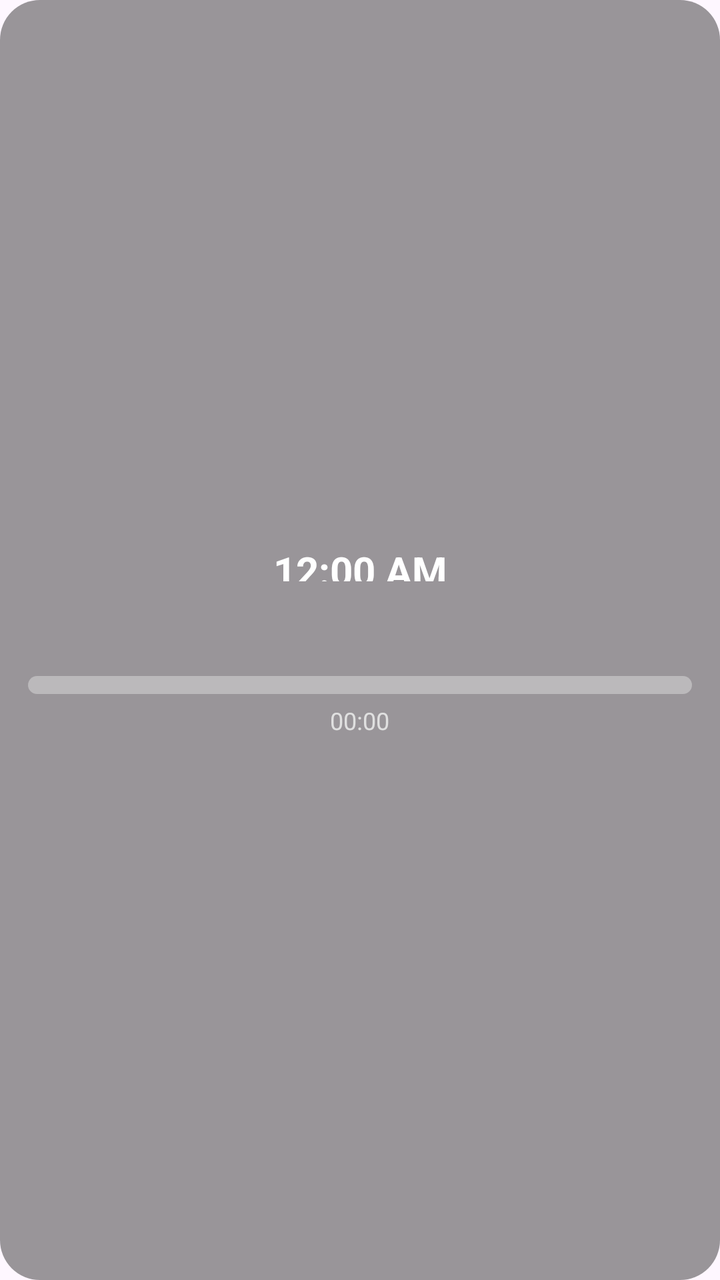
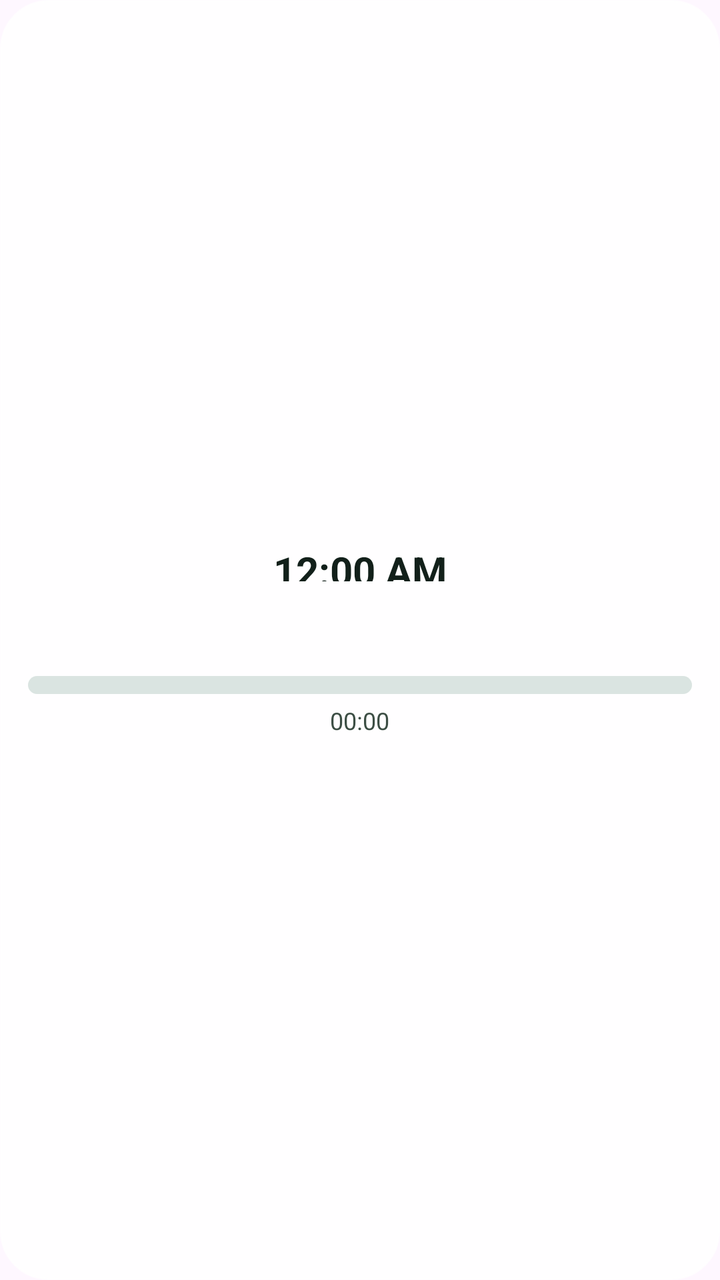

An Android layout rendered at two revisions. The XML below is the earlier revision; the diff shows what the commit changed to produce the second picture.
<!-- AndroidManifest.xml: application theme Theme.GtSalat -->
<!-- res/layout/widget_progress_center.xml -->
<?xml version="1.0" encoding="utf-8"?>
<LinearLayout xmlns:android="http://schemas.android.com/apk/res/android"
    android:id="@+id/widget_root"
    android:layout_width="match_parent"
    android:layout_height="match_parent"
    android:orientation="vertical"
    android:layoutDirection="rtl"
    android:background="@drawable/widget_bg_scrim"
    android:gravity="center_vertical"
    android:paddingHorizontal="14dp"
    android:paddingVertical="10dp">

    <TextClock
        android:id="@+id/widget_clock"
        android:layout_width="match_parent"
        android:layout_height="wrap_content"
        android:format24Hour="HH:mm"
        android:format12Hour="hh:mm a"
        android:gravity="center_horizontal"
        android:maxLines="1"
        android:autoSizeTextType="uniform"
        android:autoSizeMinTextSize="20sp"
        android:autoSizeMaxTextSize="36sp"
        android:textColor="#FFFFFFFF"
        android:textStyle="bold" />

    <LinearLayout
        android:layout_width="match_parent"
        android:layout_height="wrap_content"
        android:orientation="horizontal"
        android:layout_marginTop="2dp"
        android:gravity="center_vertical">

        <TextView
            android:id="@+id/widget_hijri"
            android:layout_width="wrap_content"
            android:layout_height="wrap_content"
            android:maxLines="1"
            android:textColor="#E0E0E0"
            android:textSize="11sp" />

        <TextView
            android:id="@+id/widget_gregorian"
            android:layout_width="0dp"
            android:layout_height="wrap_content"
            android:layout_weight="1"
            android:gravity="end"
            android:maxLines="1"
            android:ellipsize="end"
            android:textColor="#E0E0E0"
            android:textSize="11sp" />
    </LinearLayout>

    <LinearLayout
        android:layout_width="match_parent"
        android:layout_height="wrap_content"
        android:orientation="horizontal"
        android:gravity="center_vertical"
        android:layout_marginTop="7dp">

        <TextView
            android:id="@+id/widget_prev"
            android:layout_width="wrap_content"
            android:layout_height="wrap_content"
            android:maxLines="1"
            android:textColor="#E0E0E0"
            android:textSize="13sp" />

        <TextView
            android:id="@+id/widget_next"
            android:layout_width="0dp"
            android:layout_height="wrap_content"
            android:layout_weight="1"
            android:gravity="end"
            android:maxLines="1"
            android:textColor="#F0CE7A"
            android:textSize="13sp"
            android:textStyle="bold" />
    </LinearLayout>

    <ProgressBar
        android:id="@+id/widget_progress"
        style="?android:attr/progressBarStyleHorizontal"
        android:layout_width="match_parent"
        android:layout_height="9dp"
        android:layout_marginTop="6dp"
        android:max="1000"
        android:progressDrawable="@drawable/widget_progress_track" />

    <Chronometer
        android:id="@+id/widget_remaining"
        android:layout_width="wrap_content"
        android:layout_height="wrap_content"
        android:layout_gravity="center_horizontal"
        android:layout_marginTop="5dp"
        android:textColor="#E0E0E0"
        android:textSize="12sp" />
</LinearLayout>
<!-- resources referenced by this layout -->
<resources>
  <!-- drawable widget_bg_scrim (drawable) -->
  <?xml version="1.0" encoding="utf-8"?>
  <shape xmlns:android="http://schemas.android.com/apk/res/android" android:shape="rectangle">
      <solid android:color="#66000000" />
      <corners android:radius="20dp" />
  </shape>
  <!-- drawable widget_progress_track (drawable) -->
  <?xml version="1.0" encoding="utf-8"?>
  <layer-list xmlns:android="http://schemas.android.com/apk/res/android">
      <item android:id="@android:id/background">
          <shape android:shape="rectangle">
              <solid android:color="#55FFFFFF" />
              <corners android:radius="5dp" />
          </shape>
      </item>
      <item android:id="@android:id/progress">
          <clip>
              <shape android:shape="rectangle">
                  <solid android:color="#F0CE7A" />
                  <corners android:radius="5dp" />
              </shape>
          </clip>
      </item>
  </layer-list>
  <style name="Theme.GtSalat" parent="Theme.Material3.DayNight.NoActionBar">
          <item name="android:statusBarColor">@android:color/transparent</item>
      </style>
</resources>

<!-- the commit's change to res/layout/widget_progress_center.xml (unified diff, before → after) -->
@@ -21,7 +21,7 @@
         android:autoSizeTextType="uniform"
         android:autoSizeMinTextSize="20sp"
         android:autoSizeMaxTextSize="36sp"
-        android:textColor="#FFFFFFFF"
+        android:textColor="@color/widget_text"
         android:textStyle="bold" />
 
     <LinearLayout
@@ -36,7 +36,7 @@
             android:layout_width="wrap_content"
             android:layout_height="wrap_content"
             android:maxLines="1"
-            android:textColor="#E0E0E0"
+            android:textColor="@color/widget_muted"
             android:textSize="11sp" />
 
         <TextView
@@ -47,7 +47,7 @@
             android:gravity="end"
             android:maxLines="1"
             android:ellipsize="end"
-            android:textColor="#E0E0E0"
+            android:textColor="@color/widget_muted"
             android:textSize="11sp" />
     </LinearLayout>
 
@@ -63,7 +63,7 @@
             android:layout_width="wrap_content"
             android:layout_height="wrap_content"
             android:maxLines="1"
-            android:textColor="#E0E0E0"
+            android:textColor="@color/widget_muted"
             android:textSize="13sp" />
 
         <TextView
@@ -73,7 +73,7 @@
             android:layout_weight="1"
             android:gravity="end"
             android:maxLines="1"
-            android:textColor="#F0CE7A"
+            android:textColor="@color/widget_gold"
             android:textSize="13sp"
             android:textStyle="bold" />
     </LinearLayout>
@@ -93,6 +93,6 @@
         android:layout_height="wrap_content"
         android:layout_gravity="center_horizontal"
         android:layout_marginTop="5dp"
-        android:textColor="#E0E0E0"
+        android:textColor="@color/widget_muted"
         android:textSize="12sp" />
 </LinearLayout>
<!-- resource entries referenced after the edit -->
@@ -1,24 +1,28 @@
 <!-- resources referenced by this layout -->
 <resources>
+  <color name="widget_gold">#FF6F5200</color>
+  <color name="widget_muted">#FF3C4E44</color>
+  <color name="widget_text">#FF12201A</color>
   <!-- drawable widget_bg_scrim (drawable) -->
   <?xml version="1.0" encoding="utf-8"?>
   <shape xmlns:android="http://schemas.android.com/apk/res/android" android:shape="rectangle">
-      <solid android:color="#66000000" />
-      <corners android:radius="20dp" />
+      <solid android:color="@color/widget_glass" />
+      <stroke android:width="1dp" android:color="@color/widget_edge" />
+      <corners android:radius="24dp" />
   </shape>
   <!-- drawable widget_progress_track (drawable) -->
   <?xml version="1.0" encoding="utf-8"?>
   <layer-list xmlns:android="http://schemas.android.com/apk/res/android">
       <item android:id="@android:id/background">
           <shape android:shape="rectangle">
-              <solid android:color="#55FFFFFF" />
+              <solid android:color="@color/widget_track" />
               <corners android:radius="5dp" />
           </shape>
       </item>
       <item android:id="@android:id/progress">
           <clip>
               <shape android:shape="rectangle">
-                  <solid android:color="#F0CE7A" />
+                  <solid android:color="@color/widget_accent" />
                   <corners android:radius="5dp" />
               </shape>
           </clip>
@@ -27,5 +31,9 @@
   <style name="Theme.GtSalat" parent="Theme.Material3.DayNight.NoActionBar">
           <item name="android:statusBarColor">@android:color/transparent</item>
       </style>
+  <color name="widget_glass">#D9FFFFFF</color>
+  <color name="widget_edge">#BFFFFFFF</color>
+  <color name="widget_track">#260B5039</color>
+  <color name="widget_accent">#FF0B5039</color>
 </resources>
 
